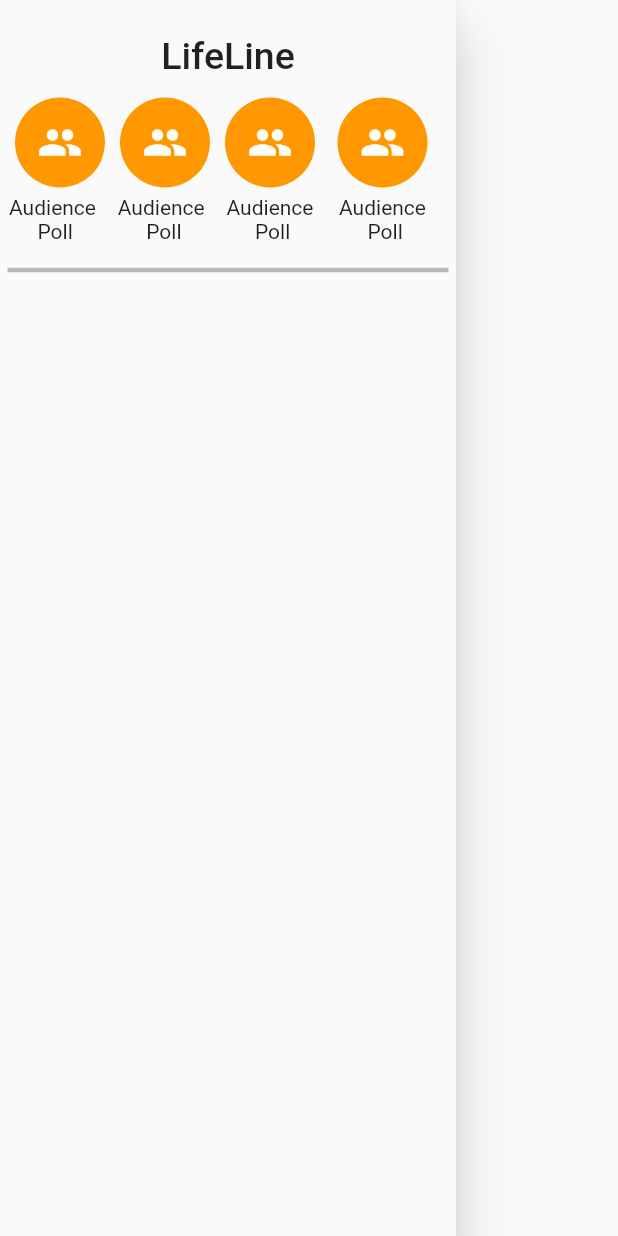
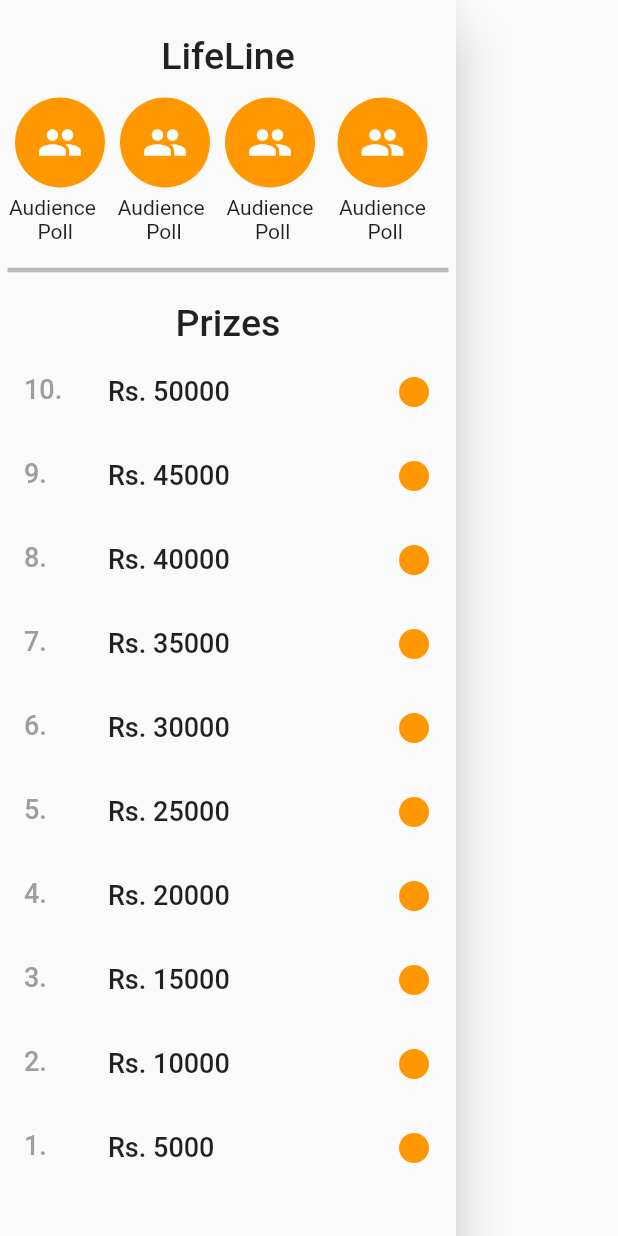
Before and after one commit to YuvrajSingh3110/Flutter_Quiz_App, a Flutter app: the LifelineDrawer widget shown alone on an empty page, opened directly, on a phone screen of 412 x 824 dp. Run offline on Flutter 3.47's test engine with Material 2 defaults, Android fonts, the phone set to English and light mode, and no system bars; drawn by our look-alikes of overlay_support; our stand-ins replace carousel_slider, cloud_firestore, firebase_auth, firebase_core, flutter_signin_button, google_sign_in and 2 more; accounts and stored records are empty.

Commit message:
completed lifeline side bar ui

```diff
--- a/lib/widgets/lifelineSideBar.dart
+++ b/lib/widgets/lifelineSideBar.dart
@@ -13,11 +13,16 @@ class _LifelineDrawerState extends State<LifelineDrawer> {
     return Drawer(
       child: SafeArea(
         child: Column(children: [
-          const SizedBox(height: 10,),
+          const SizedBox(
+            height: 10,
+          ),
           Container(
             padding: const EdgeInsets.all(10),
             margin: const EdgeInsets.all(3),
-            child: const Text("LifeLine", style: TextStyle(fontSize: 25, fontWeight: FontWeight.w500),),
+            child: const Text(
+              "LifeLine",
+              style: TextStyle(fontSize: 25, fontWeight: FontWeight.w500),
+            ),
           ),
           Row(
             children: [
@@ -34,7 +39,9 @@ class _LifelineDrawerState extends State<LifelineDrawer> {
                       color: Colors.white,
                     ),
                   ),
-                  const SizedBox(height: 5,),
+                  const SizedBox(
+                    height: 5,
+                  ),
                   const Text(
                     "Audience\n Poll",
                     textAlign: TextAlign.center,
@@ -54,7 +61,9 @@ class _LifelineDrawerState extends State<LifelineDrawer> {
                       color: Colors.white,
                     ),
                   ),
-                  const SizedBox(height: 5,),
+                  const SizedBox(
+                    height: 5,
+                  ),
                   const Text(
                     "Audience\n Poll",
                     textAlign: TextAlign.center,
@@ -74,7 +83,9 @@ class _LifelineDrawerState extends State<LifelineDrawer> {
                       color: Colors.white,
                     ),
                   ),
-                  const SizedBox(height: 5,),
+                  const SizedBox(
+                    height: 5,
+                  ),
                   const Text(
                     "Audience\n Poll",
                     textAlign: TextAlign.center,
@@ -94,7 +105,9 @@ class _LifelineDrawerState extends State<LifelineDrawer> {
                       color: Colors.white,
                     ),
                   ),
-                  const SizedBox(height: 5,),
+                  const SizedBox(
+                    height: 5,
+                  ),
                   const Text(
                     "Audience\n Poll",
                     textAlign: TextAlign.center,
@@ -111,6 +124,44 @@ class _LifelineDrawerState extends State<LifelineDrawer> {
             endIndent: 5,
             thickness: 3,
             color: Colors.black26,
+          ),
+          Container(
+            padding: const EdgeInsets.all(10),
+            margin: const EdgeInsets.all(3),
+            child: const Text(
+              "Prizes",
+              style: TextStyle(fontSize: 25, fontWeight: FontWeight.w500),
+            ),
+          ),
+          SingleChildScrollView(
+            physics: const NeverScrollableScrollPhysics(),
+            child: SizedBox(
+              height: 550,
+              child: ListView.builder(
+                  shrinkWrap: true,
+                  reverse: true,
+                  itemCount: 15,
+                  itemBuilder: (context, index) {
+                    return ListTile(
+                      leading: Text(
+                        "${index + 1}.",
+                        style: const TextStyle(
+                            fontWeight: FontWeight.w500,
+                            fontSize: 18,
+                            color: Colors.grey),
+                      ),
+                      title: Text(
+                        "Rs. ${(index + 1) * 5000}",
+                        style: const TextStyle(
+                            fontWeight: FontWeight.w500, fontSize: 18),
+                      ),
+                      trailing: const Icon(
+                        Icons.circle,
+                        color: Colors.orange,
+                      ),
+                    );
+                  }),
+            ),
           )
         ]),
       ),
```
